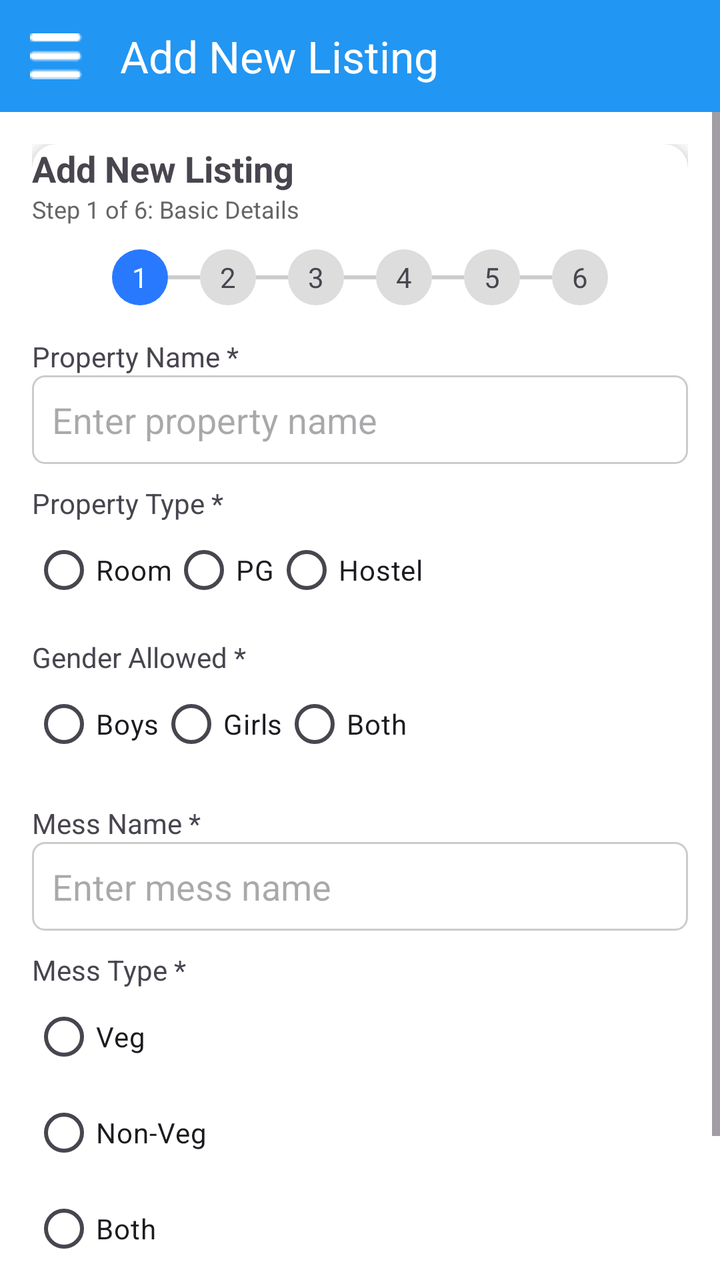
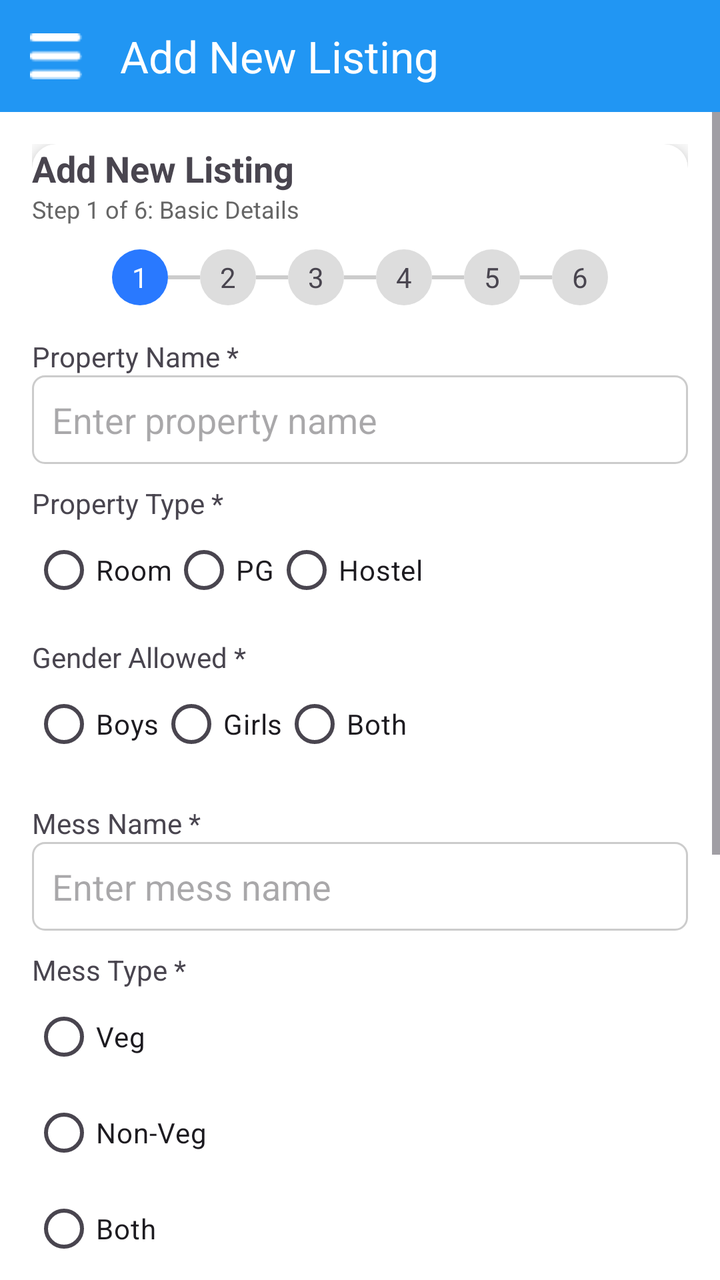

Compare the two renders of this Android layout. The source of the first and the diff that turns it into the second are given below.
<!-- AndroidManifest.xml: application theme Theme.CampusSaathi -->
<!-- res/layout/activity_owner_add_new_list1.xml -->
<?xml version="1.0" encoding="utf-8"?>
<LinearLayout xmlns:android="http://schemas.android.com/apk/res/android"
    xmlns:app="http://schemas.android.com/apk/res-auto"
    android:layout_width="match_parent"
    android:layout_height="match_parent"
    android:orientation="vertical"
    android:background="#FFFFFF">

    
    <androidx.appcompat.widget.Toolbar
        android:layout_width="match_parent"
        android:layout_height="56dp"
        android:background="#2196F3"
        app:title="Add New Listing"
        app:titleTextColor="#FFFFFF"
        app:navigationIcon="@drawable/ic_menu" />

    
    <ScrollView
        android:layout_width="match_parent"
        android:layout_height="match_parent">

        <LinearLayout
            android:layout_width="match_parent"
            android:layout_height="wrap_content"
            android:orientation="vertical"
            android:padding="16dp">

            <androidx.cardview.widget.CardView
                android:layout_width="match_parent"
                android:layout_height="wrap_content"
                app:cardCornerRadius="12dp"
                app:cardElevation="6dp"
                android:padding="16dp">

                <LinearLayout
                    android:layout_width="match_parent"
                    android:layout_height="wrap_content"
                    android:orientation="vertical">

                    
                    <TextView
                        android:layout_width="wrap_content"
                        android:layout_height="wrap_content"
                        android:text="Add New Listing"
                        android:textStyle="bold"
                        android:textSize="18sp" />

                    <TextView
                        android:layout_width="wrap_content"
                        android:layout_height="wrap_content"
                        android:text="Step 1 of 6: Basic Details"
                        android:textSize="12sp"
                        android:textColor="#666666"
                        android:layout_marginBottom="12dp" />

                    
                    <LinearLayout
                        android:layout_width="match_parent"
                        android:layout_height="wrap_content"
                        android:orientation="horizontal"
                        android:gravity="center">

                        <TextView
                            android:layout_width="28dp"
                            android:layout_height="28dp"
                            android:text="1"
                            android:textColor="#FFFFFF"
                            android:gravity="center"
                            android:background="@drawable/step_active" />

                        <View android:layout_width="16dp" android:layout_height="2dp" android:background="#CCCCCC"/>

                        <TextView android:layout_width="28dp" android:layout_height="28dp" android:text="2"
                            android:gravity="center" android:background="@drawable/step_inactive"/>

                        <View android:layout_width="16dp" android:layout_height="2dp" android:background="#CCCCCC"/>

                        <TextView android:layout_width="28dp" android:layout_height="28dp" android:text="3"
                            android:gravity="center" android:background="@drawable/step_inactive"/>

                        <View android:layout_width="16dp" android:layout_height="2dp" android:background="#CCCCCC"/>

                        <TextView android:layout_width="28dp" android:layout_height="28dp" android:text="4"
                            android:gravity="center" android:background="@drawable/step_inactive"/>

                        <View android:layout_width="16dp" android:layout_height="2dp" android:background="#CCCCCC"/>

                        <TextView android:layout_width="28dp" android:layout_height="28dp" android:text="5"
                            android:gravity="center" android:background="@drawable/step_inactive"/>

                        <View android:layout_width="16dp" android:layout_height="2dp" android:background="#CCCCCC"/>

                        <TextView android:layout_width="28dp" android:layout_height="28dp" android:text="6"
                            android:gravity="center" android:background="@drawable/step_inactive"/>
                    </LinearLayout>

                    
                    
                    
                    <LinearLayout
                        android:id="@+id/layoutRoomStep1"
                        android:layout_width="match_parent"
                        android:layout_height="wrap_content"
                        android:orientation="vertical"
                        android:layout_marginTop="16dp">

                        <TextView
                            android:layout_width="wrap_content"
                            android:layout_height="wrap_content"
                            android:text="Property Name *" />

                        <EditText
                            android:layout_width="match_parent"
                            android:layout_height="wrap_content"
                            android:hint="Enter property name"
                            android:background="@drawable/edit_bg"
                            android:padding="10dp" />

                        <TextView
                            android:layout_width="wrap_content"
                            android:layout_height="wrap_content"
                            android:text="Property Type *"
                            android:layout_marginTop="10dp" />

                        <RadioGroup
                            android:layout_width="wrap_content"
                            android:layout_height="wrap_content"
                            android:orientation="horizontal">

                            <RadioButton android:layout_width="wrap_content" android:layout_height="wrap_content" android:text="Room"/>
                            <RadioButton android:layout_width="wrap_content" android:layout_height="wrap_content" android:text="PG"/>
                            <RadioButton android:layout_width="wrap_content" android:layout_height="wrap_content" android:text="Hostel"/>
                        </RadioGroup>

                        <TextView
                            android:layout_width="wrap_content"
                            android:layout_height="wrap_content"
                            android:text="Gender Allowed *"
                            android:layout_marginTop="10dp" />

                        <RadioGroup
                            android:layout_width="wrap_content"
                            android:layout_height="wrap_content"
                            android:orientation="horizontal">

                            <RadioButton android:layout_width="wrap_content" android:layout_height="wrap_content" android:text="Boys"/>
                            <RadioButton android:layout_width="wrap_content" android:layout_height="wrap_content" android:text="Girls"/>
                            <RadioButton android:layout_width="wrap_content" android:layout_height="wrap_content" android:text="Both"/>
                        </RadioGroup>
                    </LinearLayout>

                    
                    
                    
                    <LinearLayout
                        android:id="@+id/layoutMessStep1"
                        android:layout_width="match_parent"
                        android:layout_height="wrap_content"
                        android:orientation="vertical"
                        android:layout_marginTop="16dp">

                        <TextView android:layout_width="wrap_content" android:layout_height="wrap_content"
                            android:text="Mess Name *"/>

                        <EditText
                            android:layout_width="match_parent"
                            android:layout_height="wrap_content"
                            android:hint="Enter mess name"
                            android:background="@drawable/edit_bg"
                            android:padding="10dp"/>

                        <TextView android:layout_width="wrap_content" android:layout_height="wrap_content"
                            android:text="Mess Type *" android:layout_marginTop="10dp"/>

                        <RadioGroup android:layout_width="wrap_content" android:layout_height="wrap_content">
                            <RadioButton android:layout_width="wrap_content" android:layout_height="wrap_content" android:text="Veg"/>
                            <RadioButton android:layout_width="wrap_content" android:layout_height="wrap_content" android:text="Non-Veg"/>
                            <RadioButton android:layout_width="wrap_content" android:layout_height="wrap_content" android:text="Both"/>
                        </RadioGroup>
                    </LinearLayout>

                    
                    
                    
                    <LinearLayout
                        android:id="@+id/layoutTuitionStep1"
                        android:layout_width="match_parent"
                        android:layout_height="wrap_content"
                        android:orientation="vertical"
                        android:visibility="gone"
                        android:layout_marginTop="16dp">

                        <TextView android:layout_width="wrap_content" android:layout_height="wrap_content"
                            android:text="Tuition Name *"/>

                        <EditText
                            android:layout_width="match_parent"
                            android:layout_height="wrap_content"
                            android:hint="Enter tuition name"
                            android:background="@drawable/edit_bg"
                            android:padding="10dp"/>

                        <TextView android:layout_width="wrap_content" android:layout_height="wrap_content"
                            android:text="Tuition Type *" android:layout_marginTop="10dp"/>

                        <RadioGroup android:layout_width="wrap_content" android:layout_height="wrap_content">
                            <RadioButton android:layout_width="wrap_content" android:layout_height="wrap_content" android:text="Home Tuition"/>
                            <RadioButton android:layout_width="wrap_content" android:layout_height="wrap_content" android:text="Coaching Class"/>
                            <RadioButton android:layout_width="wrap_content" android:layout_height="wrap_content" android:text="Online"/>
                        </RadioGroup>
                    </LinearLayout>

                    
                    <Button
                        android:layout_width="match_parent"
                        android:layout_height="wrap_content"
                        android:text="Next"
                        android:layout_marginTop="20dp"
                        android:backgroundTint="#2979FF"
                        android:textColor="#FFFFFF" />

                </LinearLayout>
            </androidx.cardview.widget.CardView>

        </LinearLayout>
    </ScrollView>
</LinearLayout>
<!-- resources referenced by this layout -->
<resources>
  <!-- drawable edit_bg (drawable) -->
  <shape xmlns:android="http://schemas.android.com/apk/res/android">
      <solid android:color="#FFFFFF"/>
      <stroke android:width="1dp" android:color="#CCCCCC"/>
      <corners android:radius="6dp"/>
  </shape>
  <!-- drawable ic_menu: png bitmap (drawable, 269 bytes) -->
  <!-- drawable step_active (drawable) -->
  <shape xmlns:android="http://schemas.android.com/apk/res/android">
      <solid android:color="#2979FF"/>
      <corners android:radius="50dp"/>
  </shape>
  <!-- drawable step_inactive (drawable) -->
  <shape xmlns:android="http://schemas.android.com/apk/res/android">
      <solid android:color="#DDDDDD"/>
      <corners android:radius="50dp"/>
  </shape>
  <style name="Theme.CampusSaathi" parent="Base.Theme.CampusSaathi" />
  <style name="Base.Theme.CampusSaathi" parent="Theme.Material3.DayNight.NoActionBar">
          
          
      </style>
</resources>

<!-- the commit's change to res/layout/activity_owner_add_new_list1.xml (unified diff, before → after) -->
@@ -97,7 +97,6 @@
 
                     
                     
-                    
                     <LinearLayout
                         android:id="@+id/layoutRoomStep1"
                         android:layout_width="match_parent"
@@ -111,6 +110,7 @@
                             android:text="Property Name *" />
 
                         <EditText
+                            android:id="@+id/etPropertyName"
                             android:layout_width="match_parent"
                             android:layout_height="wrap_content"
                             android:hint="Enter property name"
@@ -124,13 +124,25 @@
                             android:layout_marginTop="10dp" />
 
                         <RadioGroup
+                            android:id="@+id/rgPropertyType"
                             android:layout_width="wrap_content"
                             android:layout_height="wrap_content"
                             android:orientation="horizontal">
 
-                            <RadioButton android:layout_width="wrap_content" android:layout_height="wrap_content" android:text="Room"/>
-                            <RadioButton android:layout_width="wrap_content" android:layout_height="wrap_content" android:text="PG"/>
-                            <RadioButton android:layout_width="wrap_content" android:layout_height="wrap_content" android:text="Hostel"/>
+                            <RadioButton
+                                android:layout_width="wrap_content"
+                                android:layout_height="wrap_content"
+                                android:text="Room"/>
+
+                            <RadioButton
+                                android:layout_width="wrap_content"
+                                android:layout_height="wrap_content"
+                                android:text="PG"/>
+
+                            <RadioButton
+                                android:layout_width="wrap_content"
+                                android:layout_height="wrap_content"
+                                android:text="Hostel"/>
                         </RadioGroup>
 
                         <TextView
@@ -140,17 +152,30 @@
                             android:layout_marginTop="10dp" />
 
                         <RadioGroup
+                            android:id="@+id/rgGenderAllowed"
                             android:layout_width="wrap_content"
                             android:layout_height="wrap_content"
                             android:orientation="horizontal">
 
-                            <RadioButton android:layout_width="wrap_content" android:layout_height="wrap_content" android:text="Boys"/>
-                            <RadioButton android:layout_width="wrap_content" android:layout_height="wrap_content" android:text="Girls"/>
-                            <RadioButton android:layout_width="wrap_content" android:layout_height="wrap_content" android:text="Both"/>
-                        </RadioGroup>
-                    </LinearLayout>
-
-                    
+                            <RadioButton
+                                android:layout_width="wrap_content"
+                                android:layout_height="wrap_content"
+                                android:text="Boys"/>
+
+                            <RadioButton
+                                android:layout_width="wrap_content"
+                                android:layout_height="wrap_content"
+                                android:text="Girls"/>
+
+                            <RadioButton
+                                android:layout_width="wrap_content"
+                                android:layout_height="wrap_content"
+                                android:text="Both"/>
+                        </RadioGroup>
+
+                    </LinearLayout>
+
+
                     
                     
                     <LinearLayout
@@ -160,25 +185,48 @@
                         android:orientation="vertical"
                         android:layout_marginTop="16dp">
 
-                        <TextView android:layout_width="wrap_content" android:layout_height="wrap_content"
+                        <TextView
+                            android:layout_width="wrap_content"
+                            android:layout_height="wrap_content"
                             android:text="Mess Name *"/>
 
                         <EditText
+                            android:id="@+id/etMessName"
                             android:layout_width="match_parent"
                             android:layout_height="wrap_content"
                             android:hint="Enter mess name"
                             android:background="@drawable/edit_bg"
                             android:padding="10dp"/>
 
-                        <TextView android:layout_width="wrap_content" android:layout_height="wrap_content"
-                            android:text="Mess Type *" android:layout_marginTop="10dp"/>
-
-                        <RadioGroup android:layout_width="wrap_content" android:layout_height="wrap_content">
-                            <RadioButton android:layout_width="wrap_content" android:layout_height="wrap_content" android:text="Veg"/>
-                            <RadioButton android:layout_width="wrap_content" android:layout_height="wrap_content" android:text="Non-Veg"/>
-                            <RadioButton android:layout_width="wrap_content" android:layout_height="wrap_content" android:text="Both"/>
-                        </RadioGroup>
-                    </LinearLayout>
+                        <TextView
+                            android:layout_width="wrap_content"
+                            android:layout_height="wrap_content"
+                            android:text="Mess Type *"
+                            android:layout_marginTop="10dp"/>
+
+                        <RadioGroup
+                            android:id="@+id/rgMessType"
+                            android:layout_width="wrap_content"
+                            android:layout_height="wrap_content">
+
+                            <RadioButton
+                                android:layout_width="wrap_content"
+                                android:layout_height="wrap_content"
+                                android:text="Veg"/>
+
+                            <RadioButton
+                                android:layout_width="wrap_content"
+                                android:layout_height="wrap_content"
+                                android:text="Non-Veg"/>
+
+                            <RadioButton
+                                android:layout_width="wrap_content"
+                                android:layout_height="wrap_content"
+                                android:text="Both"/>
+                        </RadioGroup>
+
+                    </LinearLayout>
+
 
                     
                     
@@ -188,13 +236,13 @@
                         android:layout_width="match_parent"
                         android:layout_height="wrap_content"
                         android:orientation="vertical"
-                        android:visibility="gone"
                         android:layout_marginTop="16dp">
 
                         <TextView android:layout_width="wrap_content" android:layout_height="wrap_content"
                             android:text="Tuition Name *"/>
 
                         <EditText
+                            android:id="@+id/etTuitionName"
                             android:layout_width="match_parent"
                             android:layout_height="wrap_content"
                             android:hint="Enter tuition name"
@@ -204,7 +252,9 @@
                         <TextView android:layout_width="wrap_content" android:layout_height="wrap_content"
                             android:text="Tuition Type *" android:layout_marginTop="10dp"/>
 
-                        <RadioGroup android:layout_width="wrap_content" android:layout_height="wrap_content">
+                        <RadioGroup
+                            android:id="@+id/rgTuitionType"
+                            android:layout_width="wrap_content" android:layout_height="wrap_content">
                             <RadioButton android:layout_width="wrap_content" android:layout_height="wrap_content" android:text="Home Tuition"/>
                             <RadioButton android:layout_width="wrap_content" android:layout_height="wrap_content" android:text="Coaching Class"/>
                             <RadioButton android:layout_width="wrap_content" android:layout_height="wrap_content" android:text="Online"/>
@@ -213,6 +263,7 @@
 
                     
                     <Button
+                        android:id="@+id/btnNext"
                         android:layout_width="match_parent"
                         android:layout_height="wrap_content"
                         android:text="Next"
@@ -220,6 +271,7 @@
                         android:backgroundTint="#2979FF"
                         android:textColor="#FFFFFF" />
 
+
                 </LinearLayout>
             </androidx.cardview.widget.CardView>
 
